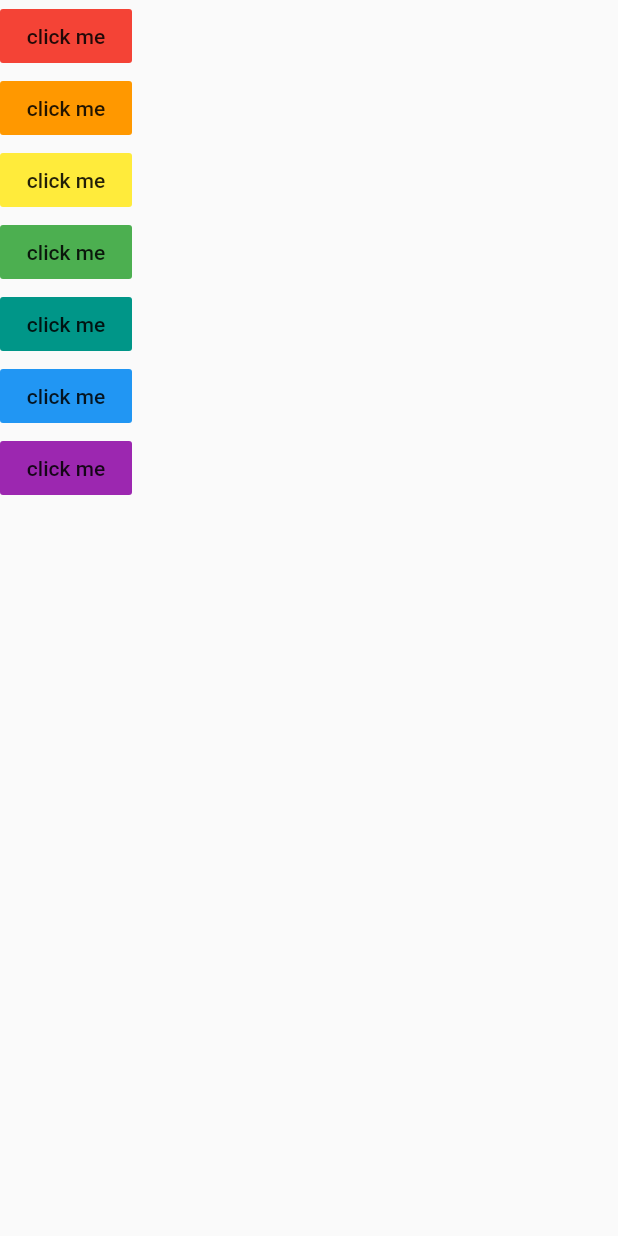
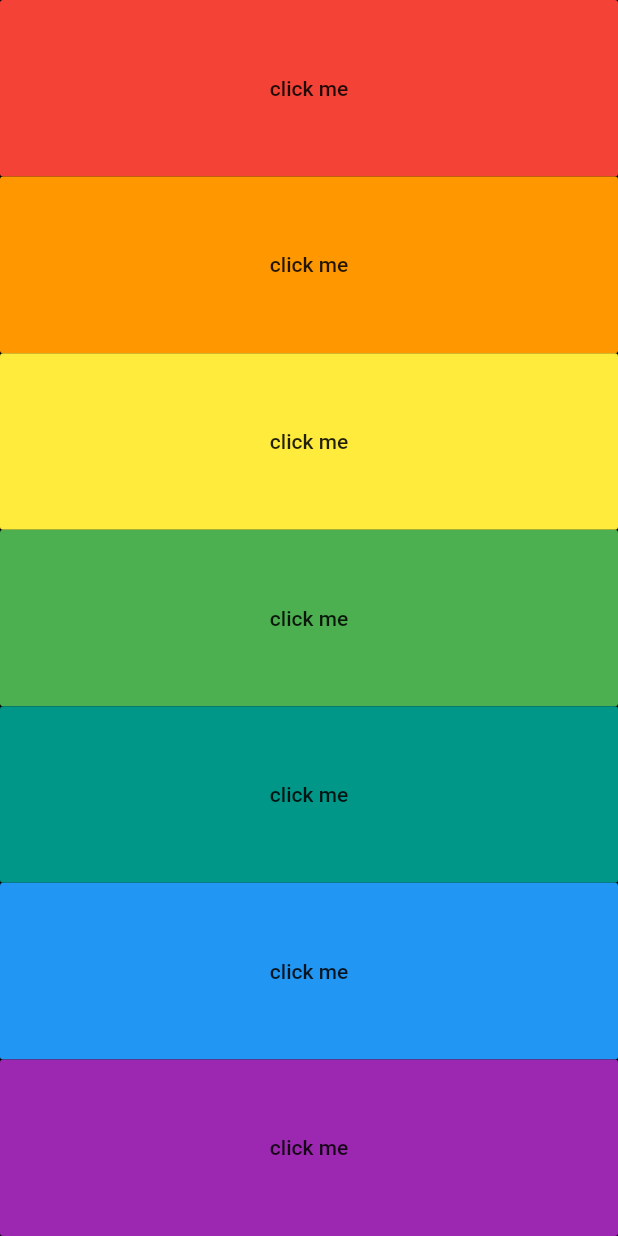
Before and after one commit to scottcal/flutter, a Flutter app: the screen it shows after launch, on a phone screen of 412 x 824 dp. Run offline on Flutter 3.47's test engine with Material 2 defaults, Android fonts, the phone set to English and light mode, and no system bars; our stand-ins replace audioplayers.

Commit message:
add method for full expanded flat button

```diff
--- a/xylophone-flutter/lib/main.dart
+++ b/xylophone-flutter/lib/main.dart
@@ -9,62 +9,34 @@
     player.play('note$soundNum.wav');
   }
 
+  Expanded buildKey({Color color, int soundNumber}) {
+    return Expanded(
+      child: FlatButton(
+        color: color,
+        onPressed: () {
+          PlaySound(soundNumber);
+        },
+        child: Text('click me'),
+      ),
+    );
+  }
+
   @override
   Widget build(BuildContext context) {
     return MaterialApp(
       home: Scaffold(
+        backgroundColor: Colors.black,
         body: SafeArea(
           child: Column(
+            crossAxisAlignment: CrossAxisAlignment.stretch,
             children: <Widget>[
-              FlatButton(
-                color: Colors.red,
-                onPressed: () {
-                  PlaySound(1);
-                },
-                child: Text('click me'),
-              ),
-              FlatButton(
-                color: Colors.orange,
-                onPressed: () {
-                  PlaySound(2);
-                },
-                child: Text('click me'),
-              ),
-              FlatButton(
-                color: Colors.yellow,
-                onPressed: () {
-                  PlaySound(3);
-                },
-                child: Text('click me'),
-              ),
-              FlatButton(
-                color: Colors.green,
-                onPressed: () {
-                  PlaySound(4);
-                },
-                child: Text('click me'),
-              ),
-              FlatButton(
-                color: Colors.teal,
-                onPressed: () {
-                  PlaySound(5);
-                },
-                child: Text('click me'),
-              ),
-              FlatButton(
-                color: Colors.blue,
-                onPressed: () {
-                  PlaySound(6);
-                },
-                child: Text('click me'),
-              ),
-              FlatButton(
-                color: Colors.purple,
-                onPressed: () {
-                  PlaySound(7);
-                },
-                child: Text('click me'),
-              ),
+              buildKey(color: Colors.red, soundNumber: 1),
+              buildKey(color: Colors.orange, soundNumber: 2),
+              buildKey(color: Colors.yellow, soundNumber: 3),
+              buildKey(color: Colors.green, soundNumber: 4),
+              buildKey(color: Colors.teal, soundNumber: 5),
+              buildKey(color: Colors.blue, soundNumber: 6),
+              buildKey(color: Colors.purple, soundNumber: 7),
             ],
           ),
         ),
```
